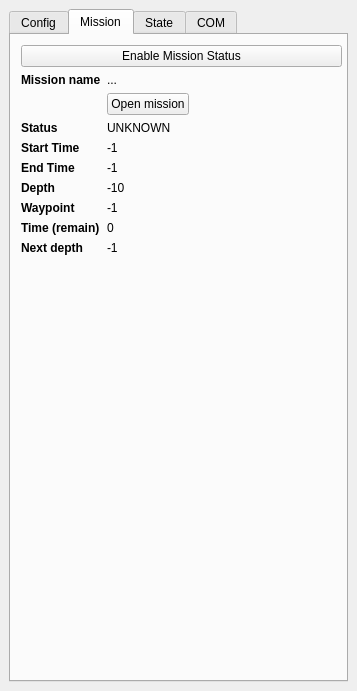
ThomasLeMezo/seabot, file tools/qgis/seabot/seabot_dockwidget_base.ui: the form before one commit.
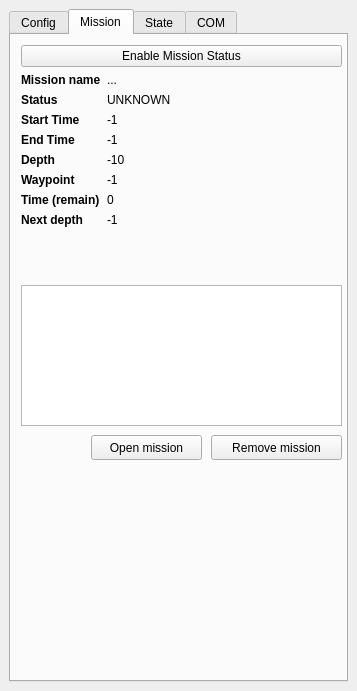
The form after the commit.

Patch:
```diff
--- a/tools/qgis/seabot/seabot_dockwidget_base.ui
+++ b/tools/qgis/seabot/seabot_dockwidget_base.ui
@@ -48,7 +48,7 @@
     </size>
    </property>
    <layout class="QGridLayout" name="gridLayout">
-    <item row="0" column="0">
+    <item row="1" column="0">
      <widget class="QTabWidget" name="tabWidget">
       <property name="sizePolicy">
        <sizepolicy hsizetype="Maximum" vsizetype="Maximum">
@@ -107,7 +107,7 @@
           <number>3</number>
          </property>
          <property name="sizeConstraint">
-          <enum>QLayout::SetDefaultConstraint</enum>
+          <enum>QLayout::SetMaximumSize</enum>
          </property>
          <property name="leftMargin">
           <number>0</number>
@@ -356,7 +356,7 @@
           <widget class="QDateTimeEdit" name="dateTimeEdit_last_sync">
            <property name="dateTime">
             <datetime>
-             <hour>22</hour>
+             <hour>20</hour>
              <minute>0</minute>
              <second>0</second>
              <year>2018</year>
@@ -366,7 +366,7 @@
            </property>
            <property name="minimumDateTime">
             <datetime>
-             <hour>20</hour>
+             <hour>18</hour>
              <minute>0</minute>
              <second>0</second>
              <year>2014</year>
@@ -435,12 +435,12 @@
           <x>10</x>
           <y>10</y>
           <width>321</width>
-          <height>601</height>
+          <height>231</height>
          </rect>
         </property>
         <layout class="QVBoxLayout" name="verticalLayout_3">
          <property name="sizeConstraint">
-          <enum>QLayout::SetMaximumSize</enum>
+          <enum>QLayout::SetDefaultConstraint</enum>
          </property>
          <item>
           <layout class="QFormLayout" name="formLayout">
@@ -453,6 +453,22 @@
            <property name="rowWrapPolicy">
             <enum>QFormLayout::WrapLongRows</enum>
            </property>
+           <item row="0" column="0" colspan="2">
+            <widget class="QPushButton" name="pushButton_mission">
+             <property name="minimumSize">
+              <size>
+               <width>100</width>
+               <height>0</height>
+              </size>
+             </property>
+             <property name="text">
+              <string>Enable Mission Status</string>
+             </property>
+             <property name="checkable">
+              <bool>true</bool>
+             </property>
+            </widget>
+           </item>
            <item row="1" column="0">
             <widget class="QLabel" name="label_6">
              <property name="text">
@@ -470,7 +486,7 @@
              </property>
             </widget>
            </item>
-           <item row="4" column="0">
+           <item row="3" column="0">
             <widget class="QLabel" name="label_2">
              <property name="text">
               <string>&lt;html&gt;&lt;head/&gt;&lt;body&gt;&lt;p&gt;&lt;span style=&quot; font-weight:600;&quot;&gt;Status&lt;/span&gt;&lt;/p&gt;&lt;/body&gt;&lt;/html&gt;</string>
@@ -480,14 +496,14 @@
              </property>
             </widget>
            </item>
-           <item row="4" column="1">
+           <item row="3" column="1">
             <widget class="QLabel" name="label_mission_status">
              <property name="text">
               <string>UNKNOWN</string>
              </property>
             </widget>
            </item>
-           <item row="5" column="0">
+           <item row="4" column="0">
             <widget class="QLabel" name="label_7">
              <property name="text">
               <string>&lt;html&gt;&lt;head/&gt;&lt;body&gt;&lt;p&gt;&lt;span style=&quot; font-weight:600;&quot;&gt;Start Time&lt;/span&gt;&lt;/p&gt;&lt;/body&gt;&lt;/html&gt;</string>
@@ -497,14 +513,14 @@
              </property>
             </widget>
            </item>
-           <item row="5" column="1">
+           <item row="4" column="1">
             <widget class="QLabel" name="label_mission_start_time">
              <property name="text">
               <string>-1</string>
              </property>
             </widget>
            </item>
-           <item row="6" column="0">
+           <item row="5" column="0">
             <widget class="QLabel" name="label_9">
              <property name="text">
               <string>&lt;html&gt;&lt;head/&gt;&lt;body&gt;&lt;p&gt;&lt;span style=&quot; font-weight:600;&quot;&gt;End Time&lt;/span&gt;&lt;/p&gt;&lt;/body&gt;&lt;/html&gt;</string>
@@ -514,14 +530,14 @@
              </property>
             </widget>
            </item>
-           <item row="6" column="1">
+           <item row="5" column="1">
             <widget class="QLabel" name="label_mission_end_time">
              <property name="text">
               <string>-1</string>
              </property>
             </widget>
            </item>
-           <item row="7" column="0">
+           <item row="6" column="0">
             <widget class="QLabel" name="label_4">
              <property name="text">
               <string>&lt;html&gt;&lt;head/&gt;&lt;body&gt;&lt;p&gt;&lt;span style=&quot; font-weight:600;&quot;&gt;Depth&lt;/span&gt;&lt;/p&gt;&lt;/body&gt;&lt;/html&gt;</string>
@@ -531,14 +547,14 @@
              </property>
             </widget>
            </item>
-           <item row="7" column="1">
+           <item row="6" column="1">
             <widget class="QLabel" name="label_mission_depth">
              <property name="text">
               <string>-10</string>
              </property>
             </widget>
            </item>
-           <item row="8" column="0">
+           <item row="7" column="0">
             <widget class="QLabel" name="label_3">
              <property name="text">
               <string>&lt;html&gt;&lt;head/&gt;&lt;body&gt;&lt;p&gt;&lt;span style=&quot; font-weight:600;&quot;&gt;Waypoint&lt;/span&gt;&lt;/p&gt;&lt;/body&gt;&lt;/html&gt;</string>
@@ -548,14 +564,14 @@
              </property>
             </widget>
            </item>
-           <item row="8" column="1">
+           <item row="7" column="1">
             <widget class="QLabel" name="label_mission_waypoint_id">
              <property name="text">
               <string>-1</string>
              </property>
             </widget>
            </item>
-           <item row="9" column="0">
+           <item row="8" column="0">
             <widget class="QLabel" name="label_5">
              <property name="text">
               <string>&lt;html&gt;&lt;head/&gt;&lt;body&gt;&lt;p&gt;&lt;span style=&quot; font-weight:600;&quot;&gt;Time (remain)&lt;/span&gt;&lt;/p&gt;&lt;/body&gt;&lt;/html&gt;</string>
@@ -565,14 +581,14 @@
              </property>
             </widget>
            </item>
-           <item row="9" column="1">
+           <item row="8" column="1">
             <widget class="QLabel" name="label_mission_time_remain">
              <property name="text">
               <string>0</string>
              </property>
             </widget>
            </item>
-           <item row="10" column="0">
+           <item row="9" column="0">
             <widget class="QLabel" name="label_11">
              <property name="text">
               <string>&lt;html&gt;&lt;head/&gt;&lt;body&gt;&lt;p&gt;&lt;span style=&quot; font-weight:600;&quot;&gt;Next depth&lt;/span&gt;&lt;/p&gt;&lt;/body&gt;&lt;/html&gt;</string>
@@ -582,40 +598,57 @@
              </property>
             </widget>
            </item>
-           <item row="10" column="1">
+           <item row="9" column="1">
             <widget class="QLabel" name="label_mission_next_depth">
              <property name="text">
               <string>-1</string>
              </property>
             </widget>
            </item>
-           <item row="3" column="1">
-            <widget class="QPushButton" name="pushButton_open_mission">
-             <property name="text">
-              <string>Open mission</string>
-             </property>
-            </widget>
-           </item>
-           <item row="0" column="0" colspan="2">
-            <widget class="QPushButton" name="pushButton_mission">
-             <property name="minimumSize">
-              <size>
-               <width>100</width>
-               <height>0</height>
-              </size>
-             </property>
-             <property name="text">
-              <string>Enable Mission Status</string>
-             </property>
-             <property name="checkable">
-              <bool>true</bool>
-             </property>
-            </widget>
-           </item>
           </layout>
          </item>
         </layout>
        </widget>
+       <widget class="QPushButton" name="pushButton_open_mission">
+        <property name="geometry">
+         <rect>
+          <x>80</x>
+          <y>400</y>
+          <width>111</width>
+          <height>25</height>
+         </rect>
+        </property>
+        <property name="text">
+         <string>Open mission</string>
+        </property>
+       </widget>
+       <widget class="QPushButton" name="pushButton_delete_mission">
+        <property name="geometry">
+         <rect>
+          <x>200</x>
+          <y>400</y>
+          <width>131</width>
+          <height>25</height>
+         </rect>
+        </property>
+        <property name="text">
+         <string>Remove mission</string>
+        </property>
+       </widget>
+       <widget class="QListWidget" name="listWidget_mission">
+        <property name="geometry">
+         <rect>
+          <x>10</x>
+          <y>250</y>
+          <width>321</width>
+          <height>141</height>
+         </rect>
+        </property>
+       </widget>
+       <zorder>verticalLayoutWidget_2</zorder>
+       <zorder>pushButton_delete_mission</zorder>
+       <zorder>pushButton_open_mission</zorder>
+       <zorder>listWidget_mission</zorder>
       </widget>
       <widget class="QWidget" name="tab_state">
        <attribute name="title">
@@ -631,6 +664,9 @@
          </rect>
         </property>
         <layout class="QGridLayout" name="gridLayout_2">
+         <property name="sizeConstraint">
+          <enum>QLayout::SetMaximumSize</enum>
+         </property>
          <item row="3" column="1">
           <widget class="QPushButton" name="pushButton_state_next">
            <property name="text">
```
